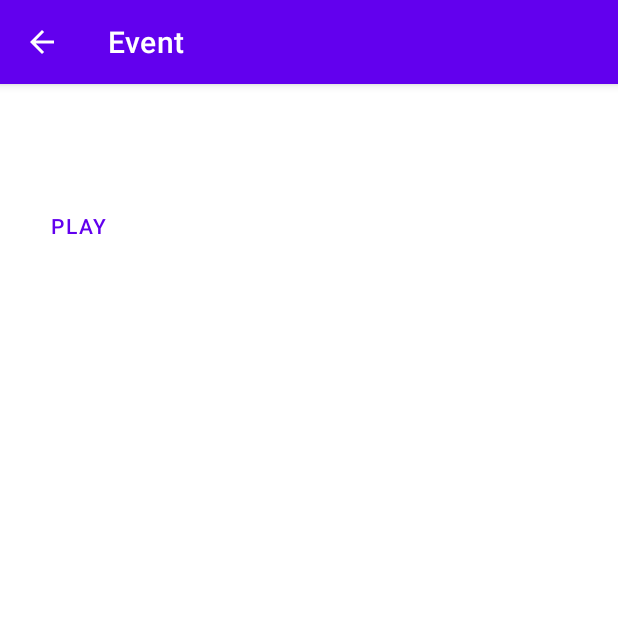
After one commit to piotr-kalanski/android-sample-app, an Android app: the EventActivity screen opened directly, with no data from a screen before it, on a phone screen of 412 x 824 dp, the top half of it. The commit adds this screen. Run offline under Robolectric (Android 15) with nearby library versions, the phone set to English and light mode, and no system bars; 3 statements that could not run were skipped.

Commit message:
- Event details activity - move to event details activity - add event time - add event url - change text styling in cards

```diff
--- a/app/src/main/AndroidManifest.xml
+++ b/app/src/main/AndroidManifest.xml
@@ -12,6 +12,10 @@
         android:roundIcon="@mipmap/ic_launcher_round"
         android:supportsRtl="true"
         android:theme="@style/Theme.AndroidSampleApplication">
+        <activity
+            android:name=".ui.event.EventActivity"
+            android:parentActivityName=".MainActivity"
+            android:label="@string/event"/>
         <activity
             android:name=".ui.settings.SettingsActivity"
             android:label="@string/title_activity_settings"
--- a/app/src/main/java/com/github/piotrkalanski/services/EventsService.java
+++ b/app/src/main/java/com/github/piotrkalanski/services/EventsService.java
@@ -10,6 +10,6 @@ import retrofit2.http.Query;
 
 public interface EventsService {
     // TODO - replace by target endpoint, currently it is mock api: https://jsonplaceholder.typicode.com/posts?userId=2
-    @GET("posts")
-    Call<List<Event>> getEvents(@Query("userId") String userId);
+    @GET("photos")
+    Call<List<Event>> getEvents(@Query("albumId") String userId);
 }
--- /dev/null
+++ b/app/src/main/java/com/github/piotrkalanski/ui/event/EventActivity.java
@@ -0,0 +1,33 @@
+package com.github.piotrkalanski.ui.event;
+
+import androidx.appcompat.app.AppCompatActivity;
+
+import android.os.Bundle;
+import android.view.View;
+import android.widget.TextView;
+
+import com.github.piotrkalanski.R;
+import com.github.piotrkalanski.model.Event;
+
+public class EventActivity extends AppCompatActivity {
+    public static final String KEY_EVENT = "EVENT";
+
+    private Event event;
+
+    @Override
+    protected void onCreate(Bundle savedInstanceState) {
+        super.onCreate(savedInstanceState);
+        setContentView(R.layout.activity_event);
+
+        event = (Event)getIntent().getExtras().get(KEY_EVENT);
+
+        ((TextView)findViewById(R.id.title)).setText(event.getTitle());
+        ((TextView)findViewById(R.id.time)).setText(event.getTime());
+
+        // TODO - image
+    }
+
+    public void onPlayClicked(View view) {
+        // TODO - move to event play activity
+    }
+}
--- /dev/null
+++ b/app/src/main/res/layout/activity_event.xml
@@ -0,0 +1,40 @@
+<?xml version="1.0" encoding="utf-8"?>
+<LinearLayout xmlns:android="http://schemas.android.com/apk/res/android"
+    xmlns:tools="http://schemas.android.com/tools"
+    android:layout_width="match_parent"
+    android:layout_height="match_parent"
+    android:orientation="vertical"
+    tools:context=".ui.event.EventActivity">
+
+    <TextView
+        android:id="@+id/title"
+        android:textAppearance="?attr/textAppearanceHeadline6"
+        android:layout_marginStart="4dp"
+        android:layout_marginBottom="8dp"
+        android:layout_height="wrap_content"
+        android:layout_width="match_parent"/>
+
+    <TextView
+        android:id="@+id/time"
+        android:textAppearance="?attr/textAppearanceBody2"
+        android:layout_marginStart="4dp"
+        android:layout_marginBottom="8dp"
+        android:layout_height="wrap_content"
+        android:layout_width="match_parent"/>
+
+    <ImageView
+        android:id="@+id/image"
+        android:layout_height="wrap_content"
+        android:layout_width="match_parent"
+        android:adjustViewBounds="true"
+        android:scaleType="centerCrop" />
+
+    <Button
+        android:id="@+id/showRealTime"
+        style="@style/Widget.MaterialComponents.Button.TextButton"
+        android:layout_width="wrap_content"
+        android:layout_height="wrap_content"
+        android:layout_margin="8dp"
+        android:onClick="onPlayClicked"
+        android:text="@string/play" />
+</LinearLayout>
--- a/app/src/main/res/layout/fragment_camera_card.xml
+++ b/app/src/main/res/layout/fragment_camera_card.xml
@@ -12,7 +12,7 @@
 
         <TextView
             android:id="@+id/description"
-            android:textStyle="bold"
+            android:textAppearance="?attr/textAppearanceHeadline6"
             android:layout_marginStart="4dp"
             android:layout_marginBottom="8dp"
             android:layout_height="wrap_content"
--- a/app/src/main/res/values/strings.xml
+++ b/app/src/main/res/values/strings.xml
@@ -30,4 +30,6 @@
     </string>
     <string name="attachment_summary_off">Only download attachments when manually requested</string>
     <string name="menu_events">Events</string>
+    <string name="play">Play</string>
+    <string name="event">Event</string>
 </resources>
```
Also changed, not shown: app/src/main/java/com/github/piotrkalanski/model/Event.java (+10 -3 lines), app/src/main/java/com/github/piotrkalanski/ui/events/EventRecyclerViewAdapter.java (+13 -9 lines), app/src/main/res/layout/fragment_event_card.xml (+17 -2 lines).
